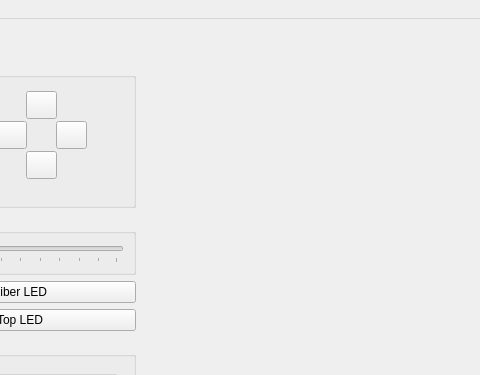
Old version of the form dispertech/view/GUI/Focusing_Window.ui in the repository aquilesC/DisperPy; both pictures show x 114 to 594 and y 0 to 375 of the 1024 by 1052 pixel window.
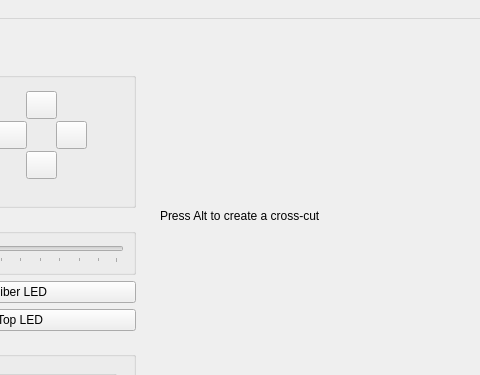
New version of the form. Icons and pictures are not drawn.

Commit message: Made windows prettier

Diff of the .ui file:
```diff
--- a/dispertech/view/GUI/Focusing_Window.ui
+++ b/dispertech/view/GUI/Focusing_Window.ui
@@ -389,6 +389,13 @@
     <item>
      <widget class="QWidget" name="data_widget" native="true">
       <layout class="QVBoxLayout" name="verticalLayout">
+       <item>
+        <widget class="QLabel" name="label_6">
+         <property name="text">
+          <string>Press Alt to create a cross-cut</string>
+         </property>
+        </widget>
+       </item>
        <item>
         <widget class="QWidget" name="camera_widget" native="true">
          <layout class="QHBoxLayout" name="horizontalLayout"/>
```
The commit also changes 2 other files.
